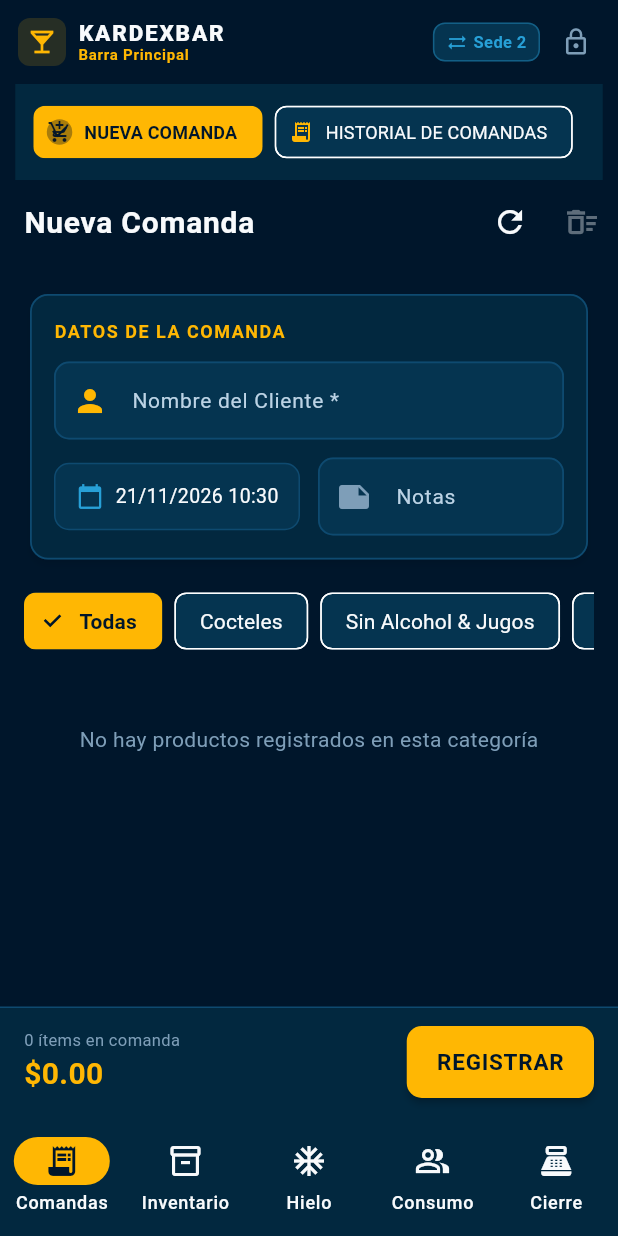
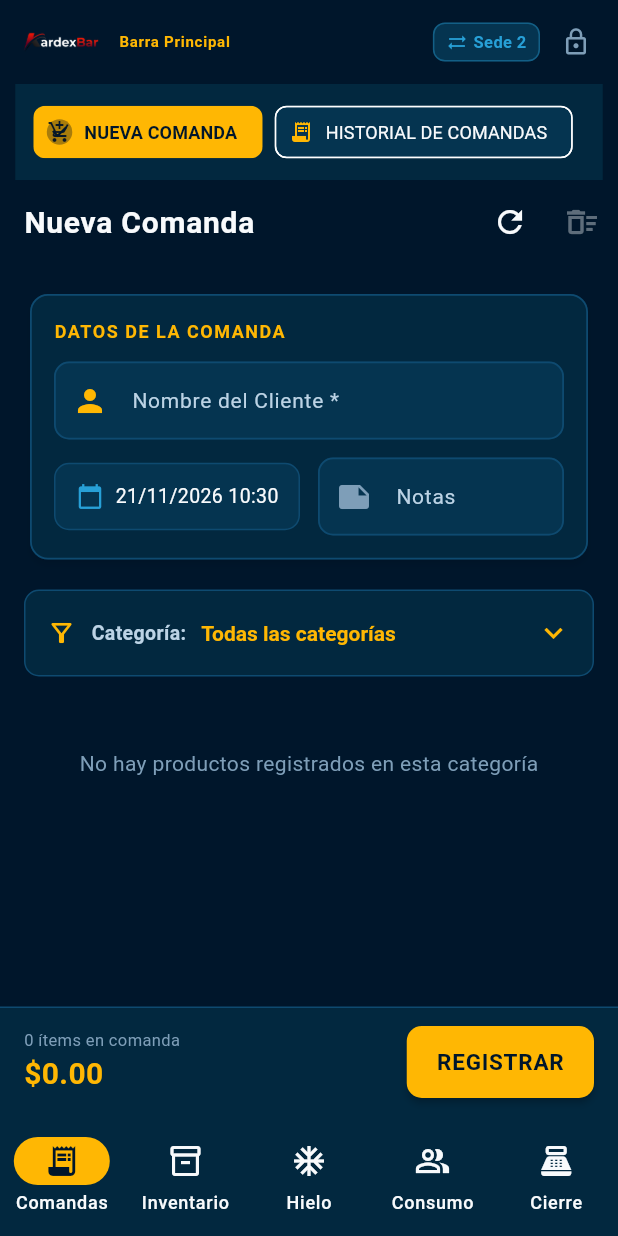
Before and after one commit to VladimirArguelles/kardexbar, a Flutter app: the MainBarLayoutScreen screen opened directly, on a phone screen of 412 x 824 dp. Run offline on Flutter 3.47's test engine with Material 3 defaults, Android fonts, the phone set to English and light mode, and no system bars; our stand-ins replace pdf, printing, supabase_flutter; accounts and stored records are empty.

Commit message:
fix(ui,core): filtro de categorias, logo oficial, navegacion back, cuadre consumo y limpieza de insumos

```diff
--- a/lib/features/comandas/screens/nueva_comanda_screen.dart
+++ b/lib/features/comandas/screens/nueva_comanda_screen.dart
@@ -405,34 +405,57 @@ class _NuevaComandaScreenState extends State<NuevaComandaScreen> {
           ),
           const SizedBox(height: 16),
 
-          // Selector Horizontal de Categorías
-          SizedBox(
-            height: 42,
-            child: ListView.separated(
-              scrollDirection: Axis.horizontal,
-              itemCount: _categorias.length,
-              separatorBuilder: (context, index) => const SizedBox(width: 8),
-              itemBuilder: (context, index) {
-                final cat = _categorias[index];
-                final isSelected = cat == _categoriaSeleccionada;
-                return ChoiceChip(
-                  label: Text(cat),
-                  selected: isSelected,
-                  selectedColor: AppTheme.primaryAmber,
-                  backgroundColor: AppTheme.surfaceVariant,
-                  labelStyle: TextStyle(
-                    color: isSelected
-                        ? AppTheme.background
-                        : AppTheme.textPrimary,
-                    fontWeight: isSelected
-                        ? FontWeight.bold
-                        : FontWeight.normal,
+          // Filtro para seleccionar la categoría (Reemplaza los botones horizontales)
+          Container(
+            padding: const EdgeInsets.symmetric(horizontal: 14, vertical: 4),
+            decoration: BoxDecoration(
+              color: AppTheme.surface,
+              borderRadius: BorderRadius.circular(10),
+              border: Border.all(color: AppTheme.borderLight),
+            ),
+            child: Row(
+              children: [
+                const Icon(Icons.filter_alt_outlined, color: AppTheme.primaryAmber, size: 20),
+                const SizedBox(width: 10),
+                const Text(
+                  'Categoría:',
+                  style: TextStyle(
+                    fontSize: 13,
+                    fontWeight: FontWeight.bold,
+                    color: AppTheme.textSecondary,
                   ),
-                  onSelected: (val) {
-                    if (val) setState(() => _categoriaSeleccionada = cat);
-                  },
-                );
-              },
+                ),
+                const SizedBox(width: 10),
+                Expanded(
+                  child: DropdownButtonHideUnderline(
+                    child: DropdownButton<String>(
+                      value: _categoriaSeleccionada,
+                      isExpanded: true,
+                      dropdownColor: AppTheme.surface,
+                      style: const TextStyle(
+                        fontSize: 14,
+                        fontWeight: FontWeight.bold,
+                        color: AppTheme.primaryAmber,
+                      ),
+                      icon: const Icon(Icons.keyboard_arrow_down, color: AppTheme.primaryAmber),
+                      items: _categorias.map((cat) {
+                        return DropdownMenuItem<String>(
+                          value: cat,
+                          child: Text(
+                            cat == 'Todas' ? 'Todas las categorías' : cat,
+                            overflow: TextOverflow.ellipsis,
+                          ),
+                        );
+                      }).toList(),
+                      onChanged: (val) {
+                        if (val != null) {
+                          setState(() => _categoriaSeleccionada = val);
+                        }
+                      },
+                    ),
+                  ),
+                ),
+              ],
             ),
           ),
           const SizedBox(height: 16),
--- a/lib/features/consumo_interno/screens/consumo_interno_screen.dart
+++ b/lib/features/consumo_interno/screens/consumo_interno_screen.dart
@@ -227,7 +227,7 @@ class _ConsumoInternoScreenState extends State<ConsumoInternoScreen> {
                                 color: AppTheme.textPrimary,
                               ),
                             ),
-                            const Text('Unidades consumidas', style: TextStyle(fontSize: 10, color: AppTheme.textMuted)),
+                            const Text('Rebaja inventario • No altera ingresos', style: TextStyle(fontSize: 10, color: AppTheme.textMuted)),
                           ],
                         ),
                       ),
@@ -268,7 +268,7 @@ class _ConsumoInternoScreenState extends State<ConsumoInternoScreen> {
                                 color: AppTheme.textPrimary,
                               ),
                             ),
-                            const Text('Unidades consumidas', style: TextStyle(fontSize: 10, color: AppTheme.textMuted)),
+                            const Text('Rebaja inventario • Suma a ingresos', style: TextStyle(fontSize: 10, color: AppTheme.secondaryCyan)),
                           ],
                         ),
                       ),
--- a/lib/features/inventario/models/kardex_movimiento_model.dart
+++ b/lib/features/inventario/models/kardex_movimiento_model.dart
@@ -4,6 +4,7 @@ class KardexMovimiento {
   final DateTime fecha;
   final String insumoId;
   final String? insumoNombre;
+  final double? insumoCostoUnitario;
   final String sedeOrigenId;
   final String? sedeDestinoId;
   final String tipoMovimiento;
@@ -16,6 +17,7 @@ class KardexMovimiento {
     required this.fecha,
     required this.insumoId,
     this.insumoNombre,
+    this.insumoCostoUnitario,
     required this.sedeOrigenId,
     this.sedeDestinoId,
     required this.tipoMovimiento,
@@ -33,6 +35,9 @@ class KardexMovimiento {
           : DateTime.now(),
       insumoId: json['insumo_id'] as String? ?? '',
       insumoNombre: insumoObj != null ? insumoObj['nombre'] as String? : null,
+      insumoCostoUnitario: insumoObj != null
+          ? double.tryParse(insumoObj['costo_unitario']?.toString() ?? '0') ?? 0.0
+          : 0.0,
       sedeOrigenId: json['sede_origen_id'] as String? ?? '',
       sedeDestinoId: json['sede_destino_id'] as String?,
       tipoMovimiento: json['tipo_movimiento'] as String? ?? 'MOVIMIENTO',
--- a/lib/features/inventario/services/inventario_service.dart
+++ b/lib/features/inventario/services/inventario_service.dart
@@ -136,7 +136,8 @@ class InventarioService {
       beneficiario_o_motivo,
       referencia_id,
       insumos_inventario (
-        nombre
+        nombre,
+        costo_unitario
       )
     ''');
 
--- a/lib/main.dart
+++ b/lib/main.dart
@@ -1,4 +1,5 @@
 import 'package:flutter/material.dart';
+import 'package:intl/date_symbol_data_local.dart';
 import 'core/config/supabase_config.dart';
 import 'core/theme/app_theme.dart';
 import 'features/auth/bartender_login_screen.dart';
@@ -8,13 +9,17 @@ import 'features/comandas/screens/historial_comandas_screen.dart';
 import 'features/comandas/screens/nueva_comanda_screen.dart';
 import 'features/consumo_interno/screens/consumo_interno_screen.dart';
 import 'features/hielo/screens/control_hielo_screen.dart';
-import 'features/inventario/screens/entradas_screen.dart';
-import 'features/inventario/screens/mermas_screen.dart';
 import 'features/inventario/screens/stock_vivo_screen.dart';
-import 'features/inventario/screens/traslados_screen.dart';
 
 void main() async {
   WidgetsFlutterBinding.ensureInitialized();
+
+  // Inicializar localización para formatos de fecha y moneda en español
+  try {
+    await initializeDateFormatting('es_ES', null);
+  } catch (e) {
+    debugPrint('DateFormatting init error: $e');
+  }
 
   // Inicializar Supabase con las credenciales de KardexBar
   try {
@@ -70,41 +75,76 @@ class MainBarLayoutScreen extends StatefulWidget {
 class _MainBarLayoutScreenState extends State<MainBarLayoutScreen> {
   int _currentIndex = 0;
   int _subIndexComandas = 0;
-  int _subIndexInventario = 0;
 
   @override
   Widget build(BuildContext context) {
     final isWide = MediaQuery.of(context).size.width >= 900;
 
-    return Scaffold(
+    return PopScope(
+      canPop: false,
+      onPopInvokedWithResult: (didPop, result) async {
+        if (didPop) return;
+        // 1. Si no está en Comandas (tab 0), volver a la pestaña principal de Comandas
+        if (_currentIndex != 0) {
+          setState(() => _currentIndex = 0);
+          return;
+        }
+        // 2. Si está en Comandas pero en Historial, regresar a Nueva Comanda
+        if (_subIndexComandas != 0) {
+          setState(() => _subIndexComandas = 0);
+          return;
+        }
+        // 3. Si ya está en la pantalla inicial de Comandas, confirmar salida de la aplicación
+        final salir = await showDialog<bool>(
+          context: context,
+          builder: (ctx) => AlertDialog(
+            title: const Row(
+              children: [
+                Icon(Icons.exit_to_app, color: AppTheme.primaryAmber),
+                SizedBox(width: 8),
+                Text('¿Salir de KardexBar?'),
+              ],
+            ),
+            content: const Text('¿Desea cerrar la aplicación o salir del turno actual?'),
+            actions: [
+              TextButton(
+                onPressed: () => Navigator.of(ctx).pop(false),
+                child: const Text('Cancelar'),
+              ),
+              ElevatedButton(
+                onPressed: () => Navigator.of(ctx).pop(true),
+                style: ElevatedButton.styleFrom(
+                  backgroundColor: AppTheme.errorCoral,
+                  foregroundColor: Colors.white,
+                ),
+                child: const Text('Salir'),
+              ),
+            ],
+          ),
+        );
+        if (salir == true && context.mounted) {
+          Navigator.of(context).pop();
+        }
+      },
+      child: Scaffold(
         backgroundColor: AppTheme.background,
         appBar: AppBar(
           titleSpacing: 12,
           title: Row(
             mainAxisSize: MainAxisSize.min,
             children: [
-            Container(
-              padding: const EdgeInsets.all(6),
-              decoration: BoxDecoration(
-                color: AppTheme.primaryAmber.withValues(alpha: 0.15),
-                borderRadius: BorderRadius.circular(8),
-              ),
-              child: const Icon(Icons.local_bar, color: AppTheme.primaryAmber, size: 20),
-            ),
-            const SizedBox(width: 8),
-            Column(
-              crossAxisAlignment: CrossAxisAlignment.start,
-              mainAxisSize: MainAxisSize.min,
-              children: [
-                const Text(
-                  'KARDEXBAR',
-                  style: TextStyle(
-                    fontSize: 15,
-                    fontWeight: FontWeight.w900,
-                    letterSpacing: 1.2,
-                    color: AppTheme.textPrimary,
+              // Logo oficial KardexBar
+              Image.asset(
+                'assets/images/logo.png',
+                height: 32,
+                fit: BoxFit.contain,
+                errorBuilder: (context, error, stackTrace) => Image.asset(
+                  'assets/images/KardexBar-Logo.png',
+                  height: 32,
+                  fit: BoxFit.contain,
                 ),
               ),
+              const SizedBox(width: 10),
               Text(
                 isWide ? 'Terminal de Barra' : 'Barra Principal',
                 style: TextStyle(
@@ -112,8 +152,6 @@ class _MainBarLayoutScreenState extends State<MainBarLayoutScreen> {
                   fontWeight: isWide ? FontWeight.normal : FontWeight.w600,
                   color: isWide ? AppTheme.textSecondary : AppTheme.primaryAmber,
                 ),
-                ),
-              ],
               ),
               if (isWide) ...[
                 const SizedBox(width: 16),
@@ -176,18 +214,48 @@ class _MainBarLayoutScreenState extends State<MainBarLayoutScreen> {
             IconButton(
               icon: const Icon(Icons.lock_outline, color: AppTheme.textMuted, size: 20),
               tooltip: 'Bloquear / Salir del Turno',
-            onPressed: () {
+              onPressed: () async {
+                final confirmar = await showDialog<bool>(
+                  context: context,
+                  builder: (ctx) => AlertDialog(
+                    title: const Row(
+                      children: [
+                        Icon(Icons.lock_outline, color: AppTheme.primaryAmber),
+                        SizedBox(width: 8),
+                        Text('Bloquear Terminal'),
+                      ],
+                    ),
+                    content: const Text('¿Desea bloquear la pantalla y salir al inicio de turno?'),
+                    actions: [
+                      TextButton(
+                        onPressed: () => Navigator.of(ctx).pop(false),
+                        child: const Text('Cancelar'),
+                      ),
+                      ElevatedButton(
+                        onPressed: () => Navigator.of(ctx).pop(true),
+                        style: ElevatedButton.styleFrom(
+                          backgroundColor: AppTheme.primaryAmber,
+                          foregroundColor: AppTheme.background,
+                        ),
+                        child: const Text('Bloquear'),
+                      ),
+                    ],
+                  ),
+                );
+
+                if (confirmar == true && context.mounted) {
                   Navigator.of(context).pushReplacement(
                     MaterialPageRoute(
-                  builder: (_) => BartenderLoginScreen(
+                      builder: (loginContext) => BartenderLoginScreen(
                         onLoginSuccess: () {
-                      Navigator.of(context).pushReplacement(
+                          Navigator.of(loginContext).pushReplacement(
                             MaterialPageRoute(builder: (_) => const MainBarLayoutScreen()),
                           );
                         },
                       ),
                     ),
                   );
+                }
               },
             ),
             const SizedBox(width: 4),
@@ -202,6 +270,7 @@ class _MainBarLayoutScreenState extends State<MainBarLayoutScreen> {
           ],
         ),
         bottomNavigationBar: isWide ? null : _buildBottomNavigationBar(),
+      ),
     );
   }
 
@@ -224,28 +293,8 @@ class _MainBarLayoutScreenState extends State<MainBarLayoutScreen> {
           ],
         );
 
-      case 1: // INVENTARIO (Stock Vivo, Entradas, Traslados, Mermas)
-        return Column(
-          children: [
-            _buildSubTabBar(
-              selectedIndex: _subIndexInventario,
-              labels: const ['STOCK VIVO', 'ENTRADAS / COMPRAS', 'TRASLADOS', 'MERMAS'],
-              icons: const [Icons.inventory_2, Icons.add_circle_outline, Icons.swap_horiz, Icons.delete_outline],
-              onChanged: (idx) => setState(() => _subIndexInventario = idx),
-            ),
-            Expanded(
-              child: IndexedStack(
-                index: _subIndexInventario,
-                children: const [
-                  StockVivoScreen(),
-                  EntradasScreen(),
-                  TrasladosScreen(),
-                  MermasScreen(),
-                ],
-              ),
-            ),
-          ],
-        );
+      case 1: // INVENTARIO (Stock Vivo directo, operaciones en menú)
+        return const StockVivoScreen();
 
       case 2: // CONTROL DE HIELO
         return const ControlHieloScreen();
```
Also changed, not shown: lib/features/cierre_reportes/screens/cierre_turno_screen.dart (+43 -10 lines), docs/assets/fonts/MaterialIcons-Regular.otf, 3 other files. Lines whose indentation alone changed are shown as unchanged.
